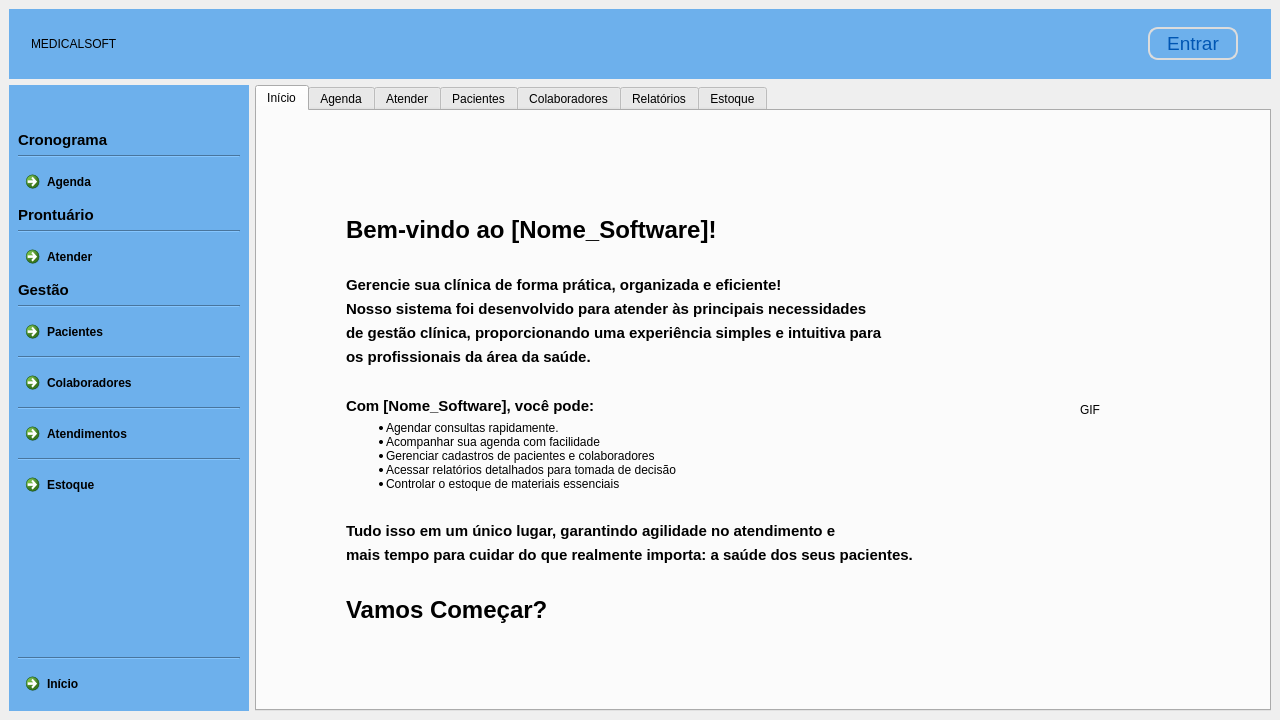
This is clinica_cpp/mainwindow.ui in juander/Projeto_CPP as Qt 5 draws it before an edit. The edited form follows.
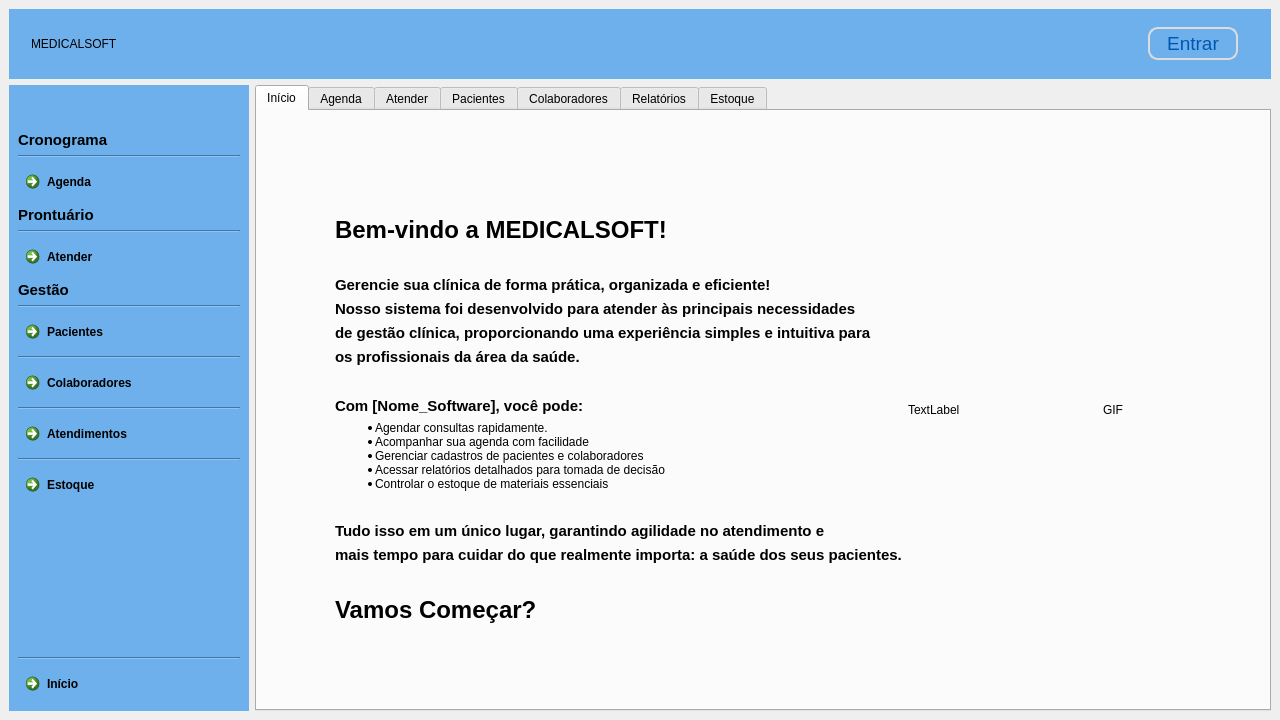
This is the edited form. The open tabs and pages were chosen to show the change. Icons and pictures are not drawn.

Diff of the .ui file:
```diff
--- a/clinica_cpp/mainwindow.ui
+++ b/clinica_cpp/mainwindow.ui
@@ -2795,7 +2795,7 @@
                 <item>
                  <widget class="QLabel" name="label_9">
                   <property name="text">
-                   <string>&lt;html&gt;&lt;head/&gt;&lt;body&gt;&lt;p&gt;&lt;span style=&quot; font-size:18pt; font-weight:700;&quot;&gt;Bem-vindo ao [Nome_Software]!&lt;/span&gt;&lt;/p&gt;&lt;/body&gt;&lt;/html&gt;</string>
+                   <string>&lt;html&gt;&lt;head/&gt;&lt;body&gt;&lt;p&gt;&lt;span style=&quot; font-size:18pt; font-weight:700;&quot;&gt;Bem-vindo a MEDICALSOFT!&lt;/span&gt;&lt;/p&gt;&lt;/body&gt;&lt;/html&gt;</string>
                   </property>
                  </widget>
                 </item>
@@ -2955,6 +2955,13 @@
                 </item>
                </layout>
               </item>
+              <item>
+               <widget class="QLabel" name="labelPdf">
+                <property name="text">
+                 <string>TextLabel</string>
+                </property>
+               </widget>
+              </item>
               <item>
                <spacer name="horizontalSpacer_19">
                 <property name="orientation">
```
Left out of the diff: 2 changed lines with no effect on the pictures.
